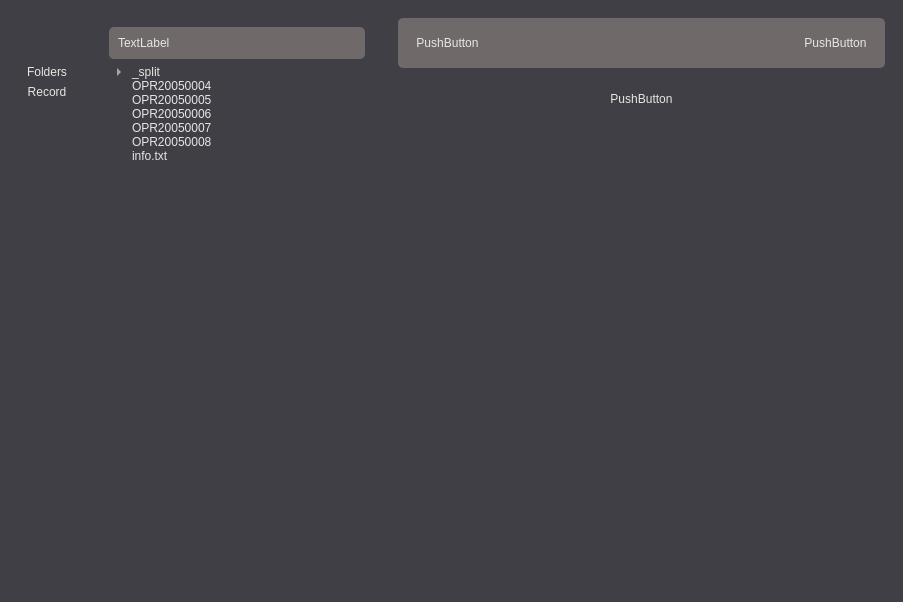
Above: Namey McName App v01/ui_interface.ui from davila3/File-McName-Thing before the change. Below: the same form after it.
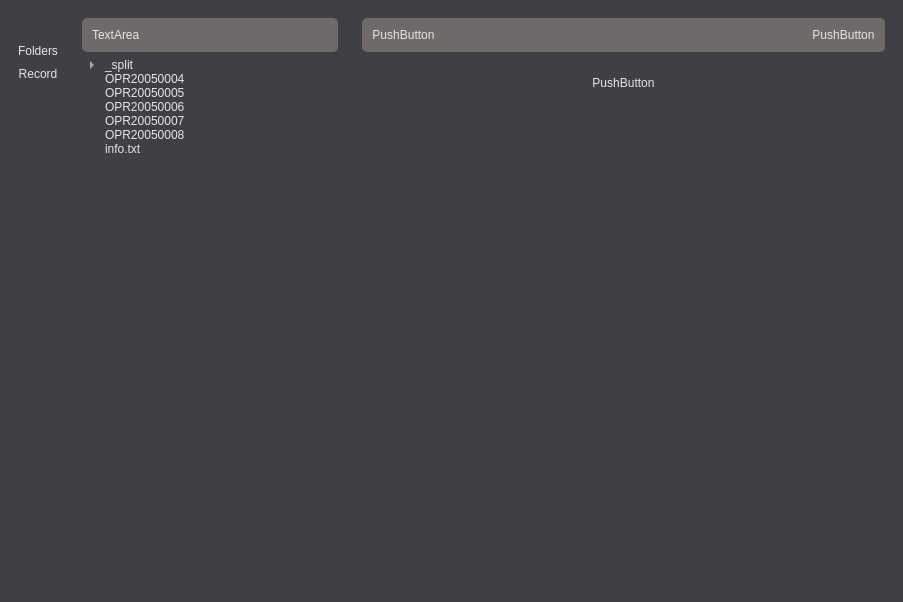
That is the form after the change. Icons and pictures are not drawn.

What changed in the file:
```diff
--- a/Namey McName App v01/ui_interface.ui
+++ b/Namey McName App v01/ui_interface.ui
@@ -60,6 +60,21 @@
           <enum>QFrame::Raised</enum>
          </property>
          <layout class="QVBoxLayout" name="verticalLayout_4">
+          <property name="spacing">
+           <number>0</number>
+          </property>
+          <property name="leftMargin">
+           <number>0</number>
+          </property>
+          <property name="topMargin">
+           <number>0</number>
+          </property>
+          <property name="rightMargin">
+           <number>0</number>
+          </property>
+          <property name="bottomMargin">
+           <number>0</number>
+          </property>
           <item>
            <widget class="QPushButton" name="pushButton">
             <property name="text">
@@ -89,6 +104,21 @@
           <enum>QFrame::Raised</enum>
          </property>
          <layout class="QVBoxLayout" name="verticalLayout_3">
+          <property name="spacing">
+           <number>9</number>
+          </property>
+          <property name="leftMargin">
+           <number>0</number>
+          </property>
+          <property name="topMargin">
+           <number>6</number>
+          </property>
+          <property name="rightMargin">
+           <number>0</number>
+          </property>
+          <property name="bottomMargin">
+           <number>6</number>
+          </property>
           <item>
            <widget class="QPushButton" name="pushButton_2">
             <property name="text">
@@ -148,6 +178,21 @@
           <enum>QFrame::Raised</enum>
          </property>
          <layout class="QVBoxLayout" name="verticalLayout_2">
+          <property name="spacing">
+           <number>0</number>
+          </property>
+          <property name="leftMargin">
+           <number>0</number>
+          </property>
+          <property name="topMargin">
+           <number>0</number>
+          </property>
+          <property name="rightMargin">
+           <number>0</number>
+          </property>
+          <property name="bottomMargin">
+           <number>0</number>
+          </property>
           <item>
            <widget class="QPushButton" name="pushButton_4">
             <property name="text">
@@ -183,6 +228,18 @@
           <enum>QFrame::Raised</enum>
          </property>
          <layout class="QVBoxLayout" name="verticalLayout_6">
+          <property name="leftMargin">
+           <number>0</number>
+          </property>
+          <property name="topMargin">
+           <number>0</number>
+          </property>
+          <property name="rightMargin">
+           <number>0</number>
+          </property>
+          <property name="bottomMargin">
+           <number>0</number>
+          </property>
           <item>
            <widget class="QFrame" name="fileTreeBar">
             <property name="frameShape">
@@ -192,14 +249,32 @@
              <enum>QFrame::Raised</enum>
             </property>
             <layout class="QHBoxLayout" name="horizontalLayout_2">
+             <property name="leftMargin">
+              <number>10</number>
+             </property>
+             <property name="topMargin">
+              <number>10</number>
+             </property>
+             <property name="rightMargin">
+              <number>10</number>
+             </property>
+             <property name="bottomMargin">
+              <number>10</number>
+             </property>
              <item>
               <widget class="QLabel" name="label">
+               <property name="sizePolicy">
+                <sizepolicy hsizetype="Expanding" vsizetype="Preferred">
+                 <horstretch>0</horstretch>
+                 <verstretch>0</verstretch>
+                </sizepolicy>
+               </property>
                <property name="text">
-                <string>TextLabel</string>
+                <string>TextArea</string>
                </property>
               </widget>
              </item>
-             <item>
+             <item alignment="Qt::AlignRight">
               <widget class="QPushButton" name="pushButton_5">
                <property name="text">
                 <string/>
@@ -462,6 +537,18 @@
        <item alignment="Qt::AlignTop">
         <widget class="QWidget" name="mainContentHead" native="true">
          <layout class="QHBoxLayout" name="horizontalLayout_3">
+          <property name="leftMargin">
+           <number>0</number>
+          </property>
+          <property name="topMargin">
+           <number>10</number>
+          </property>
+          <property name="rightMargin">
+           <number>0</number>
+          </property>
+          <property name="bottomMargin">
+           <number>10</number>
+          </property>
           <item>
            <widget class="QFrame" name="frame_6">
             <property name="frameShape">
@@ -471,6 +558,18 @@
              <enum>QFrame::Raised</enum>
             </property>
             <layout class="QVBoxLayout" name="verticalLayout_8">
+             <property name="leftMargin">
+              <number>10</number>
+             </property>
+             <property name="topMargin">
+              <number>0</number>
+             </property>
+             <property name="rightMargin">
+              <number>0</number>
+             </property>
+             <property name="bottomMargin">
+              <number>0</number>
+             </property>
              <item alignment="Qt::AlignLeft">
               <widget class="QPushButton" name="pushButton_6">
                <property name="text">
@@ -490,6 +589,18 @@
              <enum>QFrame::Raised</enum>
             </property>
             <layout class="QVBoxLayout" name="verticalLayout_11">
+             <property name="leftMargin">
+              <number>0</number>
+             </property>
+             <property name="topMargin">
+              <number>0</number>
+             </property>
+             <property name="rightMargin">
+              <number>10</number>
+             </property>
+             <property name="bottomMargin">
+              <number>0</number>
+             </property>
              <item>
               <widget class="QPushButton" name="pushButton_7">
                <property name="text">
```
